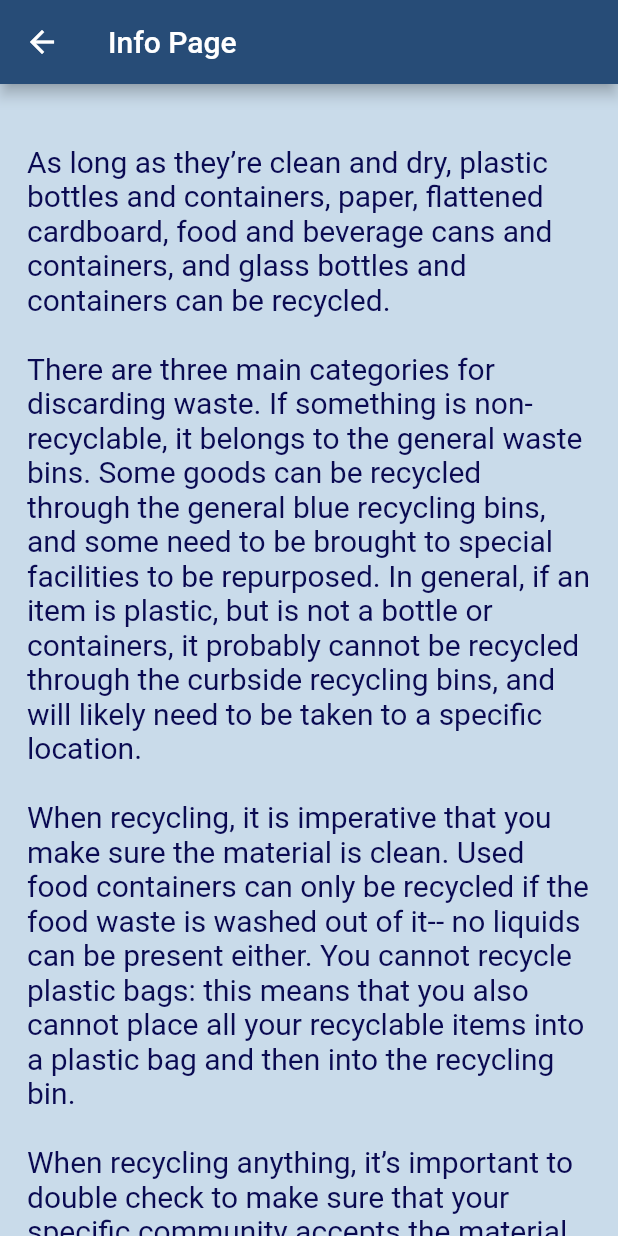
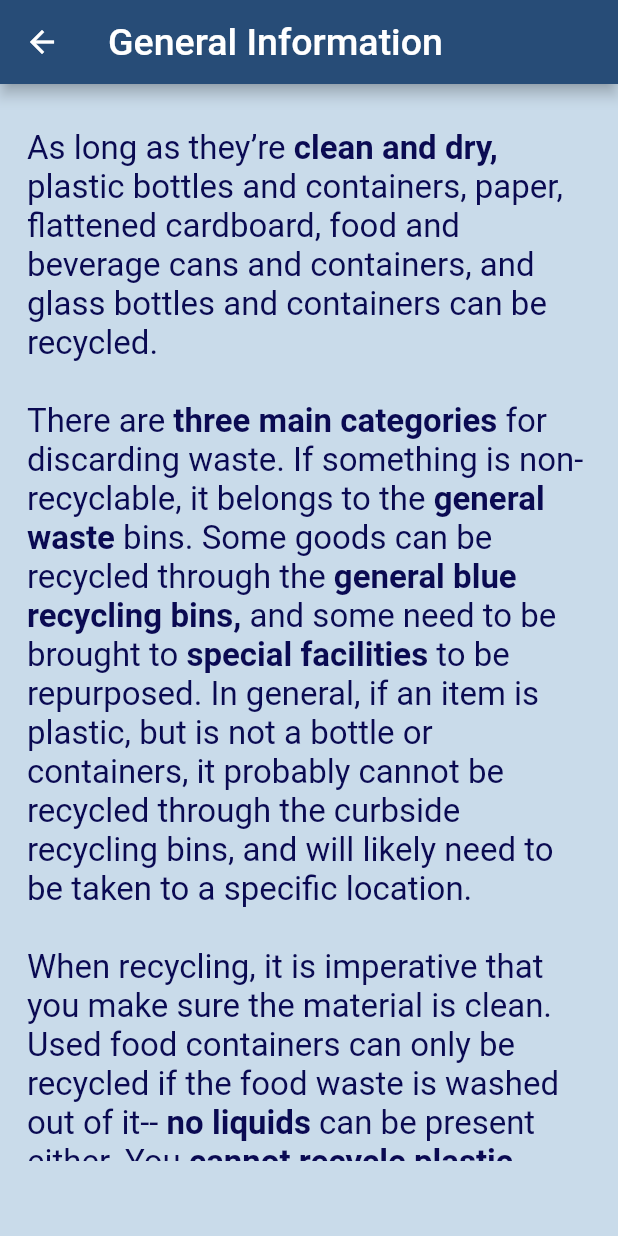
Before and after one commit to Vicolee/recycle-mobile-app, a Flutter app: the Info screen opened directly, on a phone screen of 412 x 824 dp. Run offline on Flutter 3.47's test engine with Material 2 defaults, Android fonts, the phone set to English and light mode, and no system bars.

Commit message:
results page created and info page updated

```diff
--- a/recycle_app/lib/home.dart
+++ b/recycle_app/lib/home.dart
@@ -9,7 +9,7 @@ class Home extends StatelessWidget {
     return Scaffold(
         backgroundColor: Theme.of(context).backgroundColor,
         appBar: AppBar(
-          title: Text('Home Page'),
+          title: Text('Recycling!', style: TextStyle(fontSize: 25)),
           backgroundColor: Theme.of(context).primaryColor,
         ),
         body: Container(
--- a/recycle_app/lib/info.dart
+++ b/recycle_app/lib/info.dart
@@ -6,34 +6,88 @@ class Info extends StatelessWidget {
     return Scaffold(
         backgroundColor: Theme.of(context).backgroundColor,
         appBar: AppBar(
-        title: Text("Info Page"),
+          title: Text("General Information", style: TextStyle(fontSize: 25)),
           backgroundColor: Theme.of(context).primaryColor,
         ),
         body: Container(
-          margin: new EdgeInsets.only(top: 40, left: 18, right: 18),
-          child: Text(
-            'As long as they’re clean and dry, plastic bottles and containers,'
+            margin:
+                new EdgeInsets.only(top: 30, left: 18, right: 18, bottom: 50),
+            child: CustomScrollView(slivers: [
+              SliverList(
+                  delegate: SliverChildListDelegate([
+                Container(
+                  child: RichText(
+                    text: new TextSpan(
+                      // Note: Styles for TextSpans must be explicitly defined.
+                      // Child text spans will inherit styles from parent
+                      style: TextStyle(
+                          color: Theme.of(context).textSelectionColor,
+                          fontSize: 22),
+                      children: <TextSpan>[
+                        new TextSpan(text: 'As long as they’re '),
+                        new TextSpan(
+                            text: 'clean and dry, ',
+                            style: TextStyle(fontWeight: FontWeight.bold)),
+                        new TextSpan(
+                            text: 'plastic bottles and containers,'
                                 ' paper, flattened cardboard, food and beverage cans and '
                                 'containers, and glass bottles and containers can be recycled.'
-            '\n\nThere are three main categories for discarding waste. If '
-            'something is non-recyclable, it belongs to the general waste '
-            'bins. Some goods can be recycled through the general blue '
-            'recycling bins, and some need to be brought to special '
-            ' facilities to be repurposed. In general, if an item is plastic,'
+                                '\n\nThere are '),
+                        new TextSpan(
+                            text: 'three main categories ',
+                            style: TextStyle(fontWeight: FontWeight.bold)),
+                        new TextSpan(
+                            text:
+                                'for discarding waste. If something is non-recyclable, '
+                                'it belongs to the '),
+                        new TextSpan(
+                            text: 'general waste ',
+                            style: TextStyle(fontWeight: FontWeight.bold)),
+                        new TextSpan(
+                            text:
+                                'bins. Some goods can be recycled through the '),
+                        new TextSpan(
+                            text: 'general blue recycling bins, ',
+                            style: new TextStyle(fontWeight: FontWeight.bold)),
+                        new TextSpan(text: 'and some need to be brought to '),
+                        new TextSpan(
+                            text: 'special facilities',
+                            style: new TextStyle(fontWeight: FontWeight.bold)),
+                        new TextSpan(
+                            text:
+                                ' to be repurposed. In general, if an item is plastic,'
                                 ' but is not a bottle or containers, it probably cannot be '
                                 'recycled through the curbside recycling bins, and will likely '
                                 'need to be taken to a specific location.\n\nWhen recycling, it '
                                 'is imperative that you make sure the material is clean. Used '
                                 'food containers can only be recycled if the food waste is washed'
-            ' out of it-- no liquids can be present either. You cannot '
-            'recycle plastic bags: this means that you also cannot place all '
+                                ' out of it-- '),
+                        new TextSpan(
+                            text: 'no liquids',
+                            style: new TextStyle(fontWeight: FontWeight.bold)),
+                        new TextSpan(text: ' can be present either. You '),
+                        new TextSpan(
+                            text: 'cannot recycle plastic bags',
+                            style: new TextStyle(fontWeight: FontWeight.bold)),
+                        new TextSpan(
+                            text: ' this means that you also cannot place all '
                                 'your recyclable items into a plastic bag and then into the '
-            'recycling bin.\n\nWhen recycling anything, it’s important to '
-            'double check to make sure that your specific community accepts '
-            'the material you are trying to recycle.',
-            style: TextStyle(
-                color: Theme.of(context).textSelectionColor, fontSize: 20),
-          )),
+                                'recycling bin.\n\nWhen recycling anything, it’s important to '),
+                        new TextSpan(
+                            text: 'double check',
+                            style: new TextStyle(fontWeight: FontWeight.bold)),
+                        new TextSpan(text: ' to make sure that '),
+                        new TextSpan(
+                            text:
+                                'your specific community accepts the material',
+                            style: new TextStyle(fontWeight: FontWeight.bold)),
+                        new TextSpan(
+                          text: ' you are trying to recycle.',
+                        ),
+                      ],
+                    ),
+                  ),
+                ),
                 //   child: ElevatedButton(
                 //     onPressed: () {
                 //       Navigator.pop(context);
@@ -41,6 +95,7 @@ class Info extends StatelessWidget {
                 //     child: Text('Back to Home Page'),
                 //   ),
                 // ),
-    );
+              ]))
+            ])));
   }
 }
--- a/recycle_app/lib/pgraph.dart
+++ b/recycle_app/lib/pgraph.dart
@@ -24,7 +24,7 @@ class PGraph extends StatelessWidget {
                   // make linked word larger and a light blue
                   color: Theme.of(context).primaryColor,
                   fontWeight: FontWeight.w500,
-                  fontSize: 30),
+                  fontSize: 40),
               recognizer: new TapGestureRecognizer()
                 ..onTap = () {
                   // if link is camera, set link to Camera class
@@ -52,7 +52,7 @@ class PGraph extends StatelessWidget {
           TextSpan(text: paragraph),
         ],
         style: TextStyle(
-            color: Theme.of(context).textSelectionColor, fontSize: 20),
+            color: Theme.of(context).textSelectionColor, fontSize: 23),
       ),
     ));
   }
```
Also changed, not shown: recycle_app/lib/camera.dart (+13 -4 lines), recycle_app/lib/how_to_use.dart (+11 -6 lines), recycle_app/lib/results.dart (added, +74 -0 lines). Lines whose indentation alone changed are shown as unchanged.
